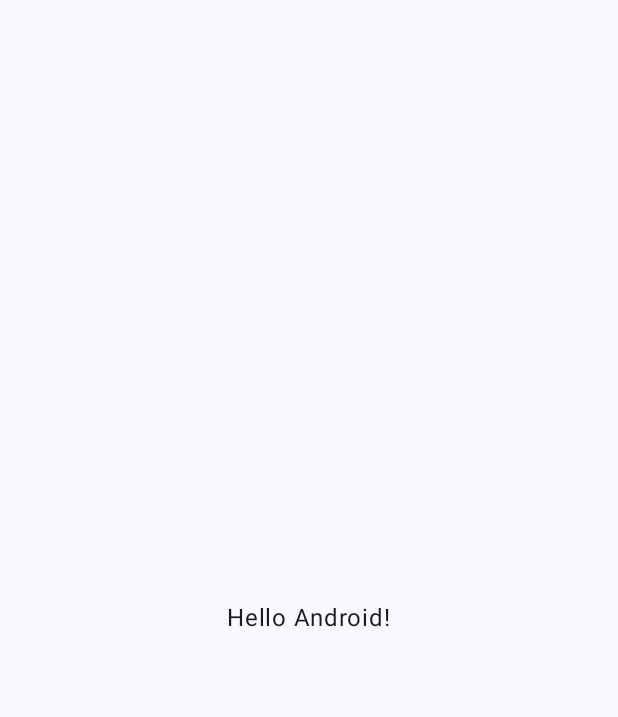
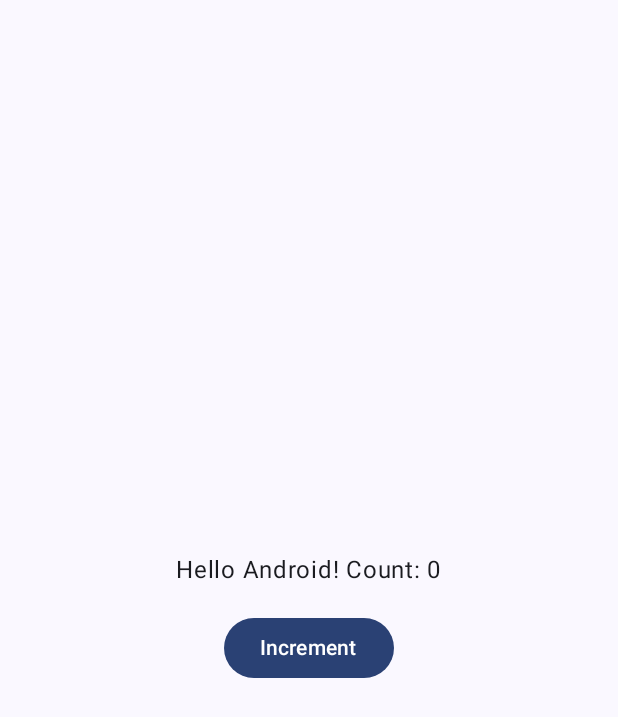
Before and after one commit to Jithin-Jude/bro-test-app, an Android app built with Jetpack Compose: the screen it shows after launch (MainActivity), on a phone screen of 412 x 824 dp. Before the commit the part shown is almost empty. Shown: the top 717 px of the screen. Run offline under Robolectric (Android 15) with nearby library versions, the phone set to English and light mode, and no system bars.

Commit message:
SavedStateHandle

```diff
--- a/app/src/main/java/com/jithin/brotestapp/MainActivity.kt
+++ b/app/src/main/java/com/jithin/brotestapp/MainActivity.kt
@@ -5,19 +5,31 @@ import androidx.activity.ComponentActivity
 import androidx.activity.compose.setContent
 import androidx.activity.enableEdgeToEdge
 import androidx.compose.foundation.layout.Box
+import androidx.compose.foundation.layout.Column
+import androidx.compose.foundation.layout.Spacer
 import androidx.compose.foundation.layout.fillMaxSize
+import androidx.compose.foundation.layout.height
 import androidx.compose.foundation.layout.padding
+import androidx.compose.material3.Button
 import androidx.compose.material3.Scaffold
 import androidx.compose.material3.Text
 import androidx.compose.runtime.Composable
+import androidx.compose.runtime.getValue
+import androidx.compose.runtime.mutableIntStateOf
+import androidx.compose.runtime.setValue
 import androidx.compose.ui.Alignment
 import androidx.compose.ui.Modifier
+import androidx.compose.ui.unit.dp
 import androidx.compose.ui.tooling.preview.Preview
 import com.jithin.brotestapp.ui.theme.BroTestAppTheme
 
 class MainActivity : ComponentActivity() {
+
+    private var count by mutableIntStateOf(0)
+
     override fun onCreate(savedInstanceState: Bundle?) {
         super.onCreate(savedInstanceState)
+        count = savedInstanceState?.getInt("count") ?: 0
         enableEdgeToEdge()
         setContent {
             BroTestAppTheme {
@@ -29,27 +41,42 @@ class MainActivity : ComponentActivity() {
                         contentAlignment = Alignment.Center
                     ) {
                         Greeting(
-                            name = "Android"
+                            name = "Android",
+                            count = count,
+                            onIncrement = { count++ }
                         )
                     }
                 }
             }
         }
     }
+
+    override fun onSaveInstanceState(outState: Bundle) {
+        outState.putInt("count", count)
+        super.onSaveInstanceState(outState)
+    }
 }
 
 @Composable
-fun Greeting(name: String, modifier: Modifier = Modifier) {
-    Text(
-        text = "Hello $name!",
-        modifier = modifier
-    )
+fun Greeting(name: String, count: Int, onIncrement: () -> Unit, modifier: Modifier = Modifier) {
+    Column(
+        modifier = modifier,
+        horizontalAlignment = Alignment.CenterHorizontally
+    ) {
+        Text(
+            text = "Hello $name! Count: $count"
+        )
+        Spacer(modifier = Modifier.height(16.dp))
+        Button(onClick = onIncrement) {
+            Text("Increment")
+        }
+    }
 }
 
 @Preview(showBackground = true)
 @Composable
 fun GreetingPreview() {
     BroTestAppTheme {
-        Greeting("Android")
+        Greeting("Android", count = 0, onIncrement = {})
     }
 }
```
Also changed, not shown: 1 other file.
